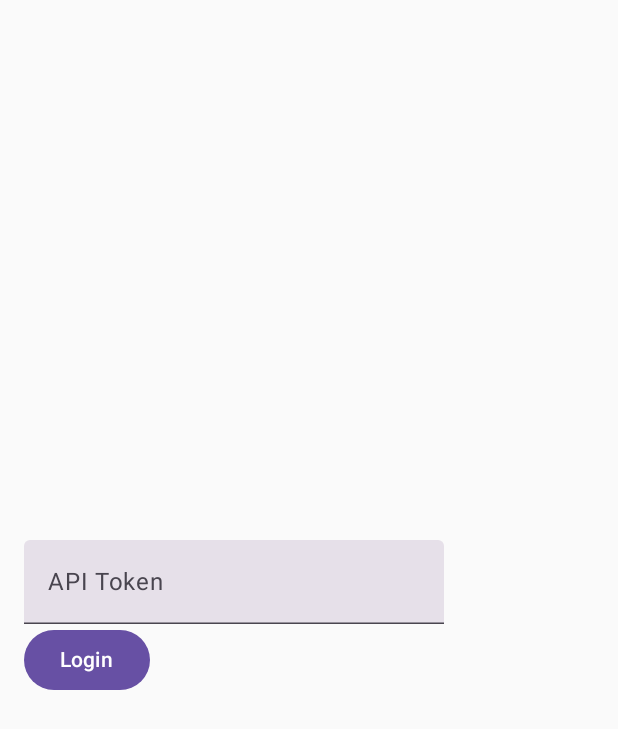
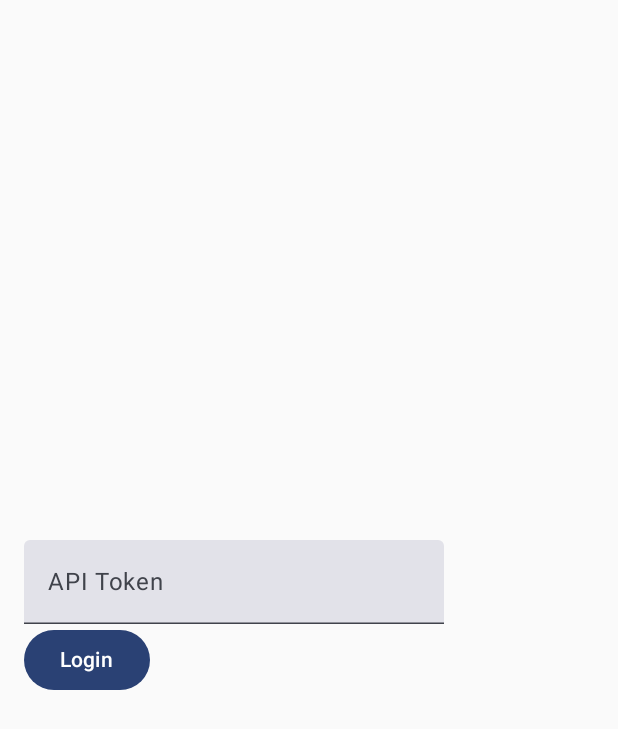
Before and after one commit to BonexP/miniread, an Android app built with Jetpack Compose: the screen it shows after launch (MainActivity), on a phone screen of 412 x 824 dp. Shown: the top 729 px of the screen. Run offline under Robolectric (Android 15) with nearby library versions, the light colour scheme and no system bars; our stand-ins replace livedata-compose.

Commit message:
material you dynamic color!

```diff
--- a/app/src/main/AndroidManifest.xml
+++ b/app/src/main/AndroidManifest.xml
@@ -7,8 +7,9 @@
         android:dataExtractionRules="@xml/data_extraction_rules"
         android:fullBackupContent="@xml/backup_rules"
         android:icon="@mipmap/ic_launcher"
+        android:roundIcon="@mipmap/ic_launcher_round"
+
         android:label="@string/app_name"
-        android:roundIcon="@mipmap/ic_launcher_round"
         android:supportsRtl="true"
         android:theme="@style/Theme.Miniread"
         tools:targetApi="31">
--- a/app/src/main/java/com/i/miniread/MainActivity.kt
+++ b/app/src/main/java/com/i/miniread/MainActivity.kt
@@ -42,6 +42,7 @@ import com.i.miniread.ui.CategoryListScreen
 import com.i.miniread.ui.EntryListScreen
 import com.i.miniread.ui.FeedListScreen
 import com.i.miniread.ui.LoginScreen
+import com.i.miniread.ui.theme.MinireadTheme
 import com.i.miniread.viewmodel.MinifluxViewModel
 import kotlinx.coroutines.launch
 
@@ -61,7 +62,10 @@ class MainActivity : ComponentActivity() {
         }
 
         setContent {
-            MainContent(viewModel, sharedPreferences)
+            MinireadTheme {
+                MainContent(viewModel, sharedPreferences)
+
+            }
         }
     }
 }
--- a/app/src/main/java/com/i/miniread/ui/FeedListScreen.kt
+++ b/app/src/main/java/com/i/miniread/ui/FeedListScreen.kt
@@ -59,9 +59,9 @@ fun FeedItem(feed: Feed, onClick: () -> Unit) {
                 .fillMaxWidth()
                 .padding(16.dp)
         ) {
-            Text(text = title, style = MaterialTheme.typography.titleLarge)
+            Text(text = title, color = MaterialTheme.colorScheme.primary, style = MaterialTheme.typography.titleLarge)
             Spacer(modifier = Modifier.height(8.dp))
-            Text(text = id.toString(), style = MaterialTheme.typography.bodyMedium)
+            Text(text = id.toString(), color = MaterialTheme.colorScheme.onSurface,style = MaterialTheme.typography.bodyMedium)
 
         }
     }
```
Also changed, not shown: app/src/main/java/com/i/miniread/ui/theme/Theme.kt (+4 -4 lines).
